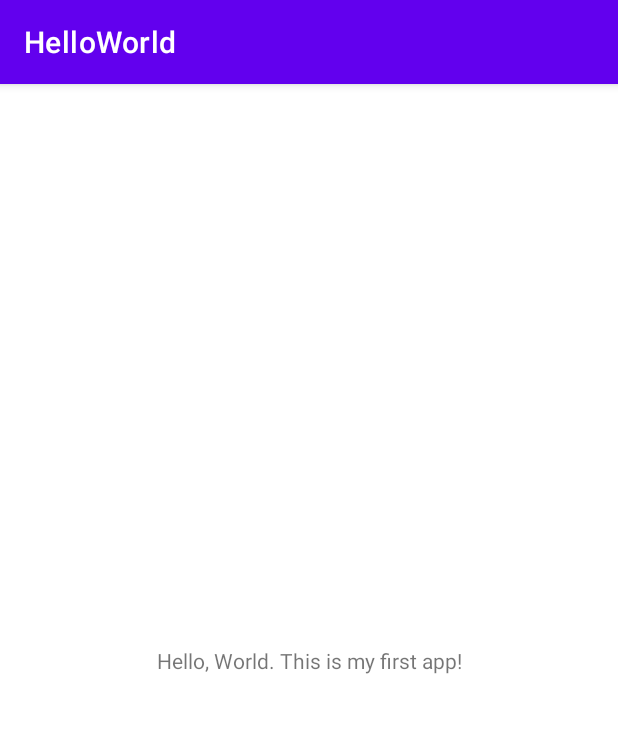
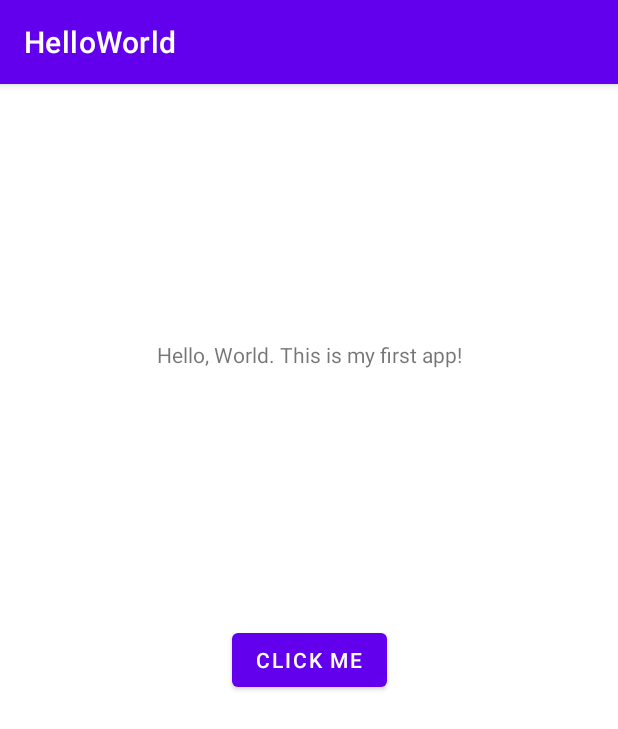
Before and after one commit to leo6liu/TU-CIS-3515-Assignment-01, an Android app: the screen it shows after launch (MainActivity), on a phone screen of 412 x 824 dp. Shown: the top 729 px of the screen. Run offline under Robolectric (Android 15) with nearby library versions, the phone set to English and light mode, and no system bars.

Commit message:
added button to change displayed text

```diff
--- a/app/src/main/java/edu/temple/helloworld/MainActivity.kt
+++ b/app/src/main/java/edu/temple/helloworld/MainActivity.kt
@@ -1,11 +1,20 @@
 package edu.temple.helloworld
 
+import android.annotation.SuppressLint
 import androidx.appcompat.app.AppCompatActivity
 import android.os.Bundle
+import android.widget.Button
+import android.widget.TextView
 
 class MainActivity : AppCompatActivity() {
     override fun onCreate(savedInstanceState: Bundle?) {
         super.onCreate(savedInstanceState)
         setContentView(R.layout.activity_main)
+
+        // change textview text when button is clicked
+        val textView = findViewById<TextView>(R.id.textview)
+        findViewById<Button>(R.id.button).setOnClickListener {
+            textView.text = "You clicked the button"
+        }
     }
 }
--- a/app/src/main/res/layout/activity_main.xml
+++ b/app/src/main/res/layout/activity_main.xml
@@ -11,9 +11,19 @@
         android:layout_width="wrap_content"
         android:layout_height="wrap_content"
         android:text="@string/my_greeting"
-        app:layout_constraintBottom_toBottomOf="parent"
+        app:layout_constraintBottom_toTopOf="@+id/button"
         app:layout_constraintLeft_toLeftOf="parent"
         app:layout_constraintRight_toRightOf="parent"
         app:layout_constraintTop_toTopOf="parent" />
 
+    <Button
+        android:id="@+id/button"
+        android:layout_width="wrap_content"
+        android:layout_height="wrap_content"
+        android:text="Click Me"
+        app:layout_constraintBottom_toBottomOf="parent"
+        app:layout_constraintEnd_toEndOf="parent"
+        app:layout_constraintStart_toStartOf="parent"
+        app:layout_constraintTop_toTopOf="parent" />
+
 </androidx.constraintlayout.widget.ConstraintLayout>
```
